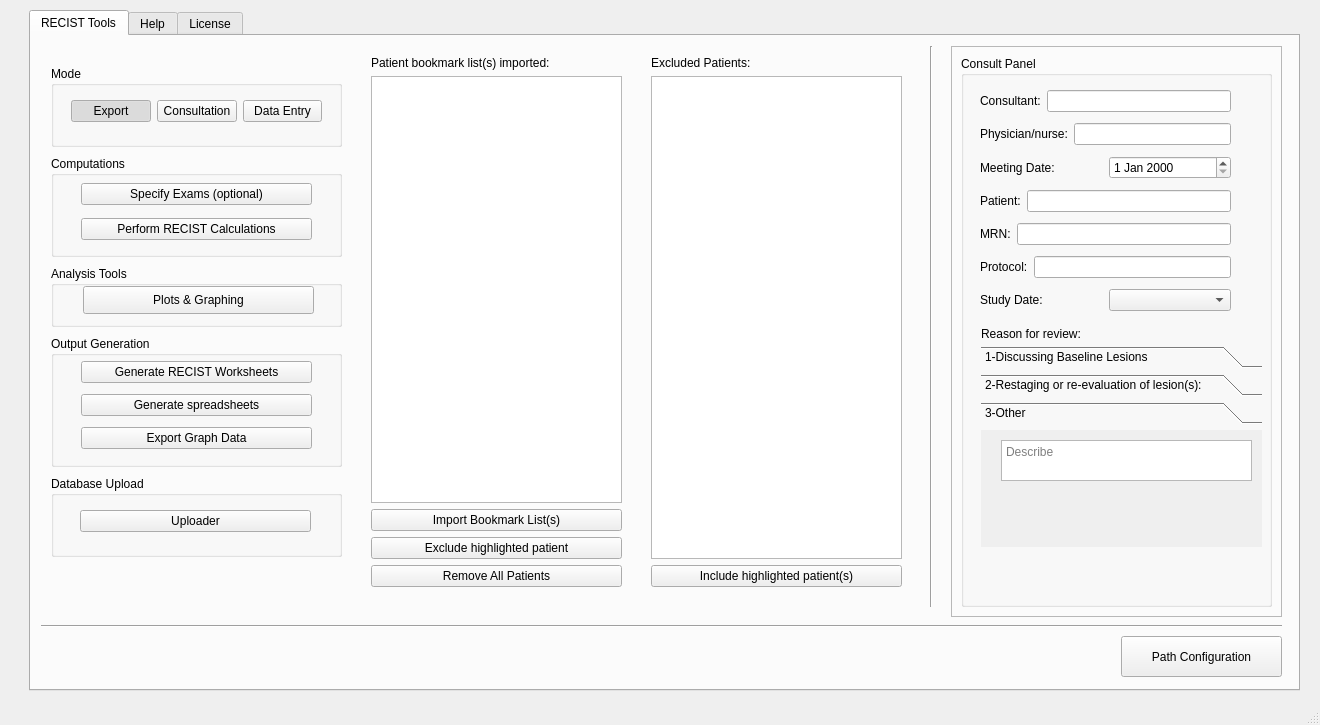
The window that gui/mainwindow.ui (Ngoyal95/ENABLE2.0) describes before a commit, drawn with Qt 5.
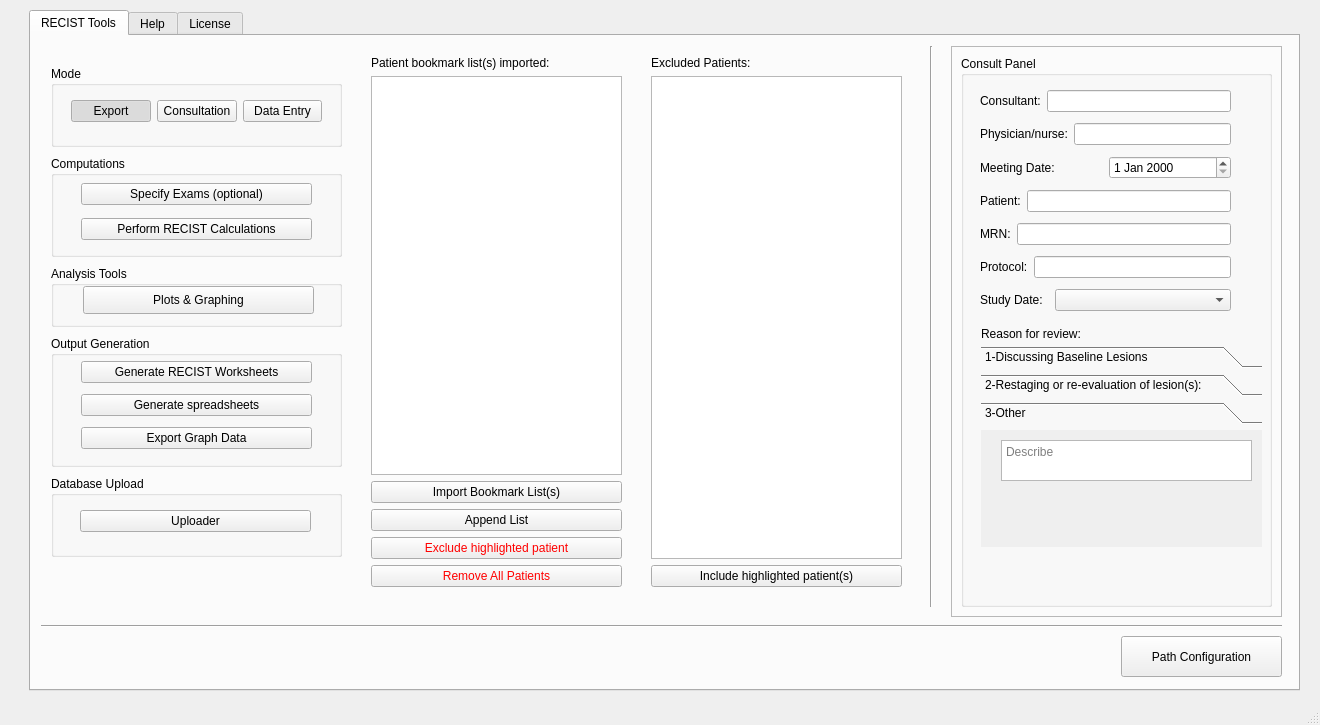
The same window after the commit. The open tabs and pages were chosen to show the change. Icons and pictures are not drawn.

Commit message: Added ability to append patient list

What changed in the file:
```diff
--- a/gui/mainwindow.ui
+++ b/gui/mainwindow.ui
@@ -290,7 +290,17 @@
         </widget>
        </item>
        <item>
-        <widget class="QPushButton" name="removePatient">
+        <widget class="QPushButton" name="patientListAppend">
+         <property name="text">
+          <string>Append List</string>
+         </property>
+        </widget>
+       </item>
+       <item>
+        <widget class="QPushButton" name="excludePatient">
+         <property name="styleSheet">
+          <string notr="true">QPushButton { color: red }</string>
+         </property>
          <property name="text">
           <string>Exclude highlighted patient</string>
          </property>
@@ -298,6 +308,9 @@
        </item>
        <item>
         <widget class="QPushButton" name="removePatients">
+         <property name="styleSheet">
+          <string notr="true">QPushButton { color: rgb(255, 0, 0) }</string>
+         </property>
          <property name="text">
           <string>Remove All Patients</string>
          </property>
@@ -506,8 +519,23 @@
          </item>
          <item>
           <layout class="QHBoxLayout" name="horizontalLayout_9">
+           <property name="spacing">
+            <number>0</number>
+           </property>
+           <property name="sizeConstraint">
+            <enum>QLayout::SetNoConstraint</enum>
+           </property>
+           <property name="rightMargin">
+            <number>0</number>
+           </property>
            <item>
             <widget class="QLabel" name="label_10">
+             <property name="maximumSize">
+              <size>
+               <width>75</width>
+               <height>16777215</height>
+              </size>
+             </property>
              <property name="text">
               <string>Study Date:</string>
              </property>
```
Left out of the diff: 28 changed lines with no effect on the pictures. The commit also changes 5 other files.
